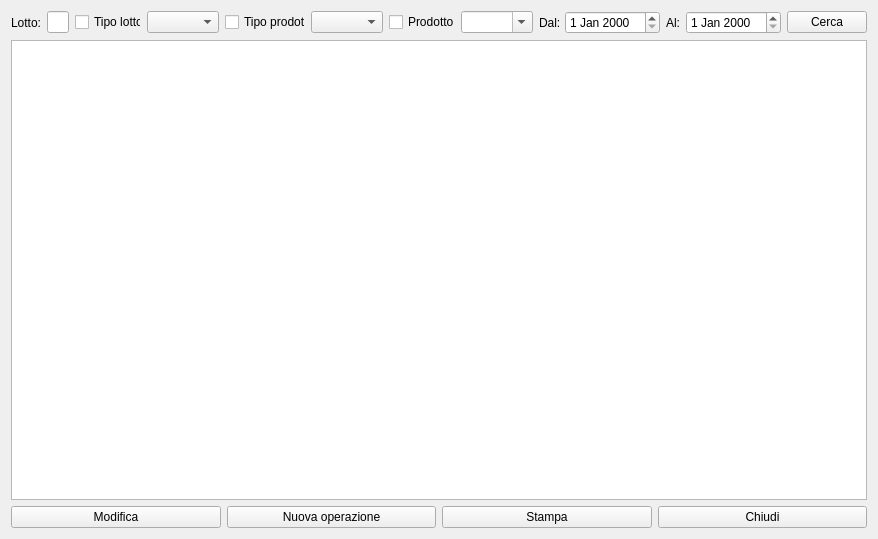
First picture: the form in hlotti.ui, repository fblabs/hamlet-mod-sancon, before the edit.
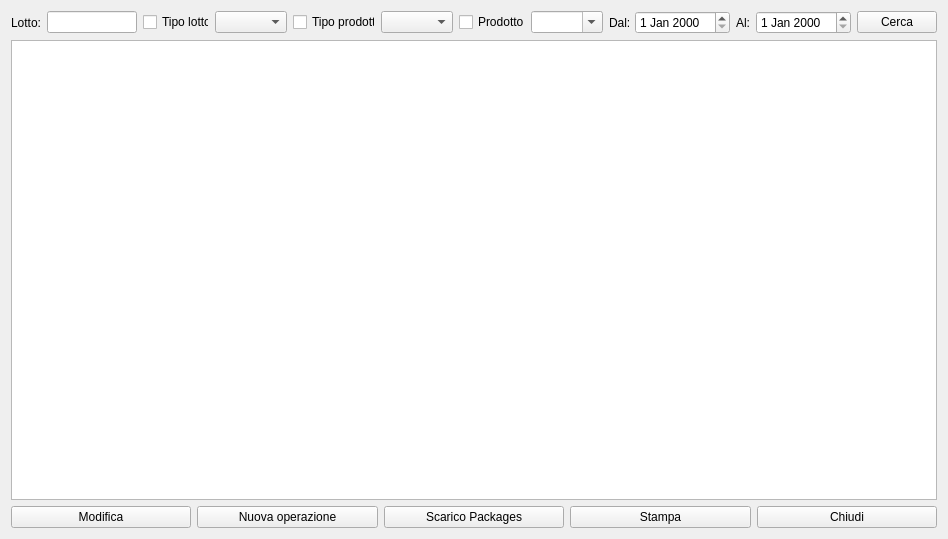
Second picture: the form after the edit. Icons and pictures are not drawn.

Commit message: 1.5.5.4 added scarico packages, various fixes

```diff
--- a/hlotti.ui
+++ b/hlotti.ui
@@ -9,7 +9,7 @@
    <rect>
     <x>0</x>
     <y>0</y>
-    <width>797</width>
+    <width>948</width>
     <height>539</height>
    </rect>
   </property>
@@ -224,6 +224,23 @@
          </property>
         </widget>
        </item>
+       <item>
+        <widget class="QPushButton" name="pushButton">
+         <property name="text">
+          <string>Scarico Packages</string>
+         </property>
+         <property name="icon">
+          <iconset resource="icons.qrc">
+           <normaloff>:/Resources/App-ark-2-icon.png</normaloff>:/Resources/App-ark-2-icon.png</iconset>
+         </property>
+         <property name="iconSize">
+          <size>
+           <width>32</width>
+           <height>32</height>
+          </size>
+         </property>
+        </widget>
+       </item>
        <item>
         <widget class="QPushButton" name="pushButton_6">
          <property name="text">
```
The commit also changes 71 other files.
